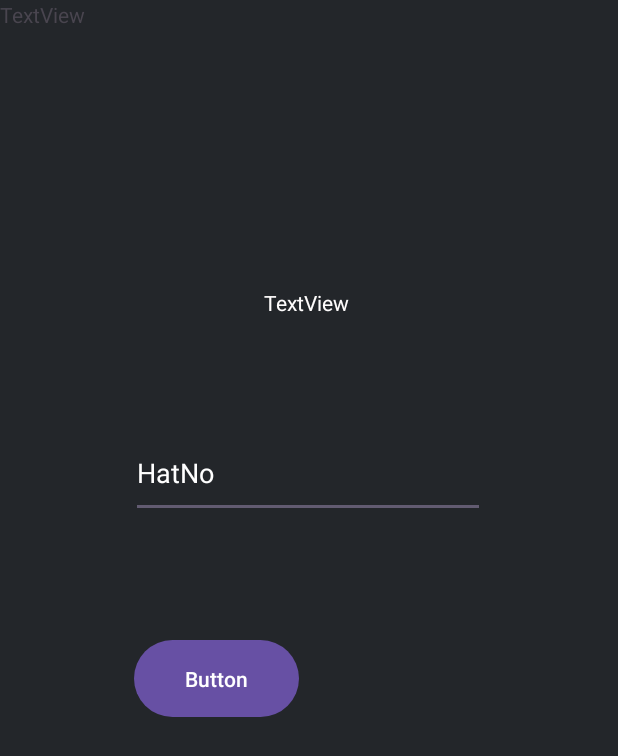
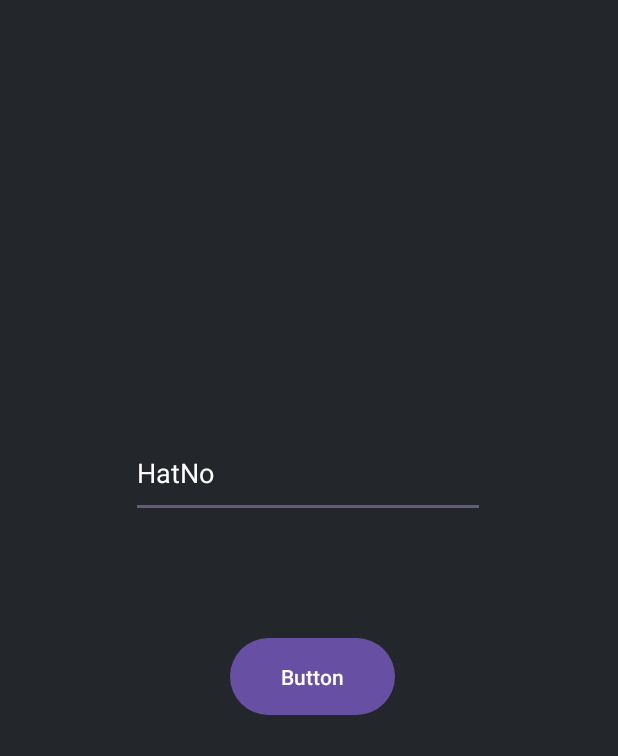
Before and after one commit to VenomFaden/OtobsnGeldi, an Android app: the screen it shows after launch (MainActivity), on a phone screen of 412 x 824 dp. Shown: the top 756 px of the screen. Run offline under Robolectric (Android 15) with nearby library versions, the light colour scheme and no system bars.

Commit message:
Initial commit

```diff
--- a/app/src/main/res/layout/activity_main.xml
+++ b/app/src/main/res/layout/activity_main.xml
@@ -29,32 +29,11 @@
         android:layout_width="110dp"
         android:layout_height="59dp"
         android:layout_marginTop="76dp"
-        android:layout_marginEnd="124dp"
+        android:layout_marginEnd="60dp"
         android:text="Button"
         app:layout_constraintBottom_toBottomOf="parent"
         app:layout_constraintEnd_toEndOf="@+id/editTextText"
         app:layout_constraintTop_toBottomOf="@+id/editTextText"
-        app:layout_constraintVertical_bias="0.003" />
-
-    <TextView
-        android:id="@+id/textView"
-        android:layout_width="wrap_content"
-        android:layout_height="wrap_content"
-        android:text="TextView"
-        tools:layout_editor_absoluteX="175dp"
-        tools:layout_editor_absoluteY="514dp" />
-
-    <TextView
-        android:id="@+id/textView2"
-        android:layout_width="wrap_content"
-        android:layout_height="wrap_content"
-        android:text="TextView"
-        android:textColor="#FFFDFD"
-        app:layout_constraintBottom_toTopOf="@+id/editTextText"
-        app:layout_constraintEnd_toEndOf="parent"
-        app:layout_constraintHorizontal_bias="0.495"
-        app:layout_constraintStart_toStartOf="parent"
-        app:layout_constraintTop_toTopOf="parent"
-        app:layout_constraintVertical_bias="0.719" />
+        app:layout_constraintVertical_bias="0.0" />
 
 </androidx.constraintlayout.widget.ConstraintLayout>
--- a/app/src/main/res/values/strings.xml
+++ b/app/src/main/res/values/strings.xml
@@ -1,3 +1,5 @@
 <resources>
     <string name="app_name">OtobüsünGeldi</string>
+    <!-- TODO: Remove or change this placeholder text -->
+    <string name="hello_blank_fragment">Hello blank fragment</string>
 </resources>
--- a/gradle/libs.versions.toml
+++ b/gradle/libs.versions.toml
@@ -9,6 +9,8 @@ appcompat = "1.7.0"
 material = "1.12.0"
 activity = "1.10.1"
 constraintlayout = "2.2.1"
+navigationFragmentKtx = "2.8.9"
+navigationUiKtx = "2.8.9"
 
 [libraries]
 androidx-core-ktx = { group = "androidx.core", name = "core-ktx", version.ref = "coreKtx" }
@@ -19,6 +21,8 @@ androidx-appcompat = { group = "androidx.appcompat", name = "appcompat", version
 material = { group = "com.google.android.material", name = "material", version.ref = "material" }
 androidx-activity = { group = "androidx.activity", name = "activity", version.ref = "activity" }
 androidx-constraintlayout = { group = "androidx.constraintlayout", name = "constraintlayout", version.ref = "constraintlayout" }
+androidx-navigation-fragment-ktx = { group = "androidx.navigation", name = "navigation-fragment-ktx", version.ref = "navigationFragmentKtx" }
+androidx-navigation-ui-ktx = { group = "androidx.navigation", name = "navigation-ui-ktx", version.ref = "navigationUiKtx" }
 
 [plugins]
 android-application = { id = "com.android.application", version.ref = "agp" }
```
Also changed, not shown: app/build.gradle.kts (+21 -0 lines), app/src/main/AndroidManifest.xml (+9 -6 lines), app/src/main/java/com/bitnays/otobsngeldi/MainActivity.kt (+14 -20 lines).
